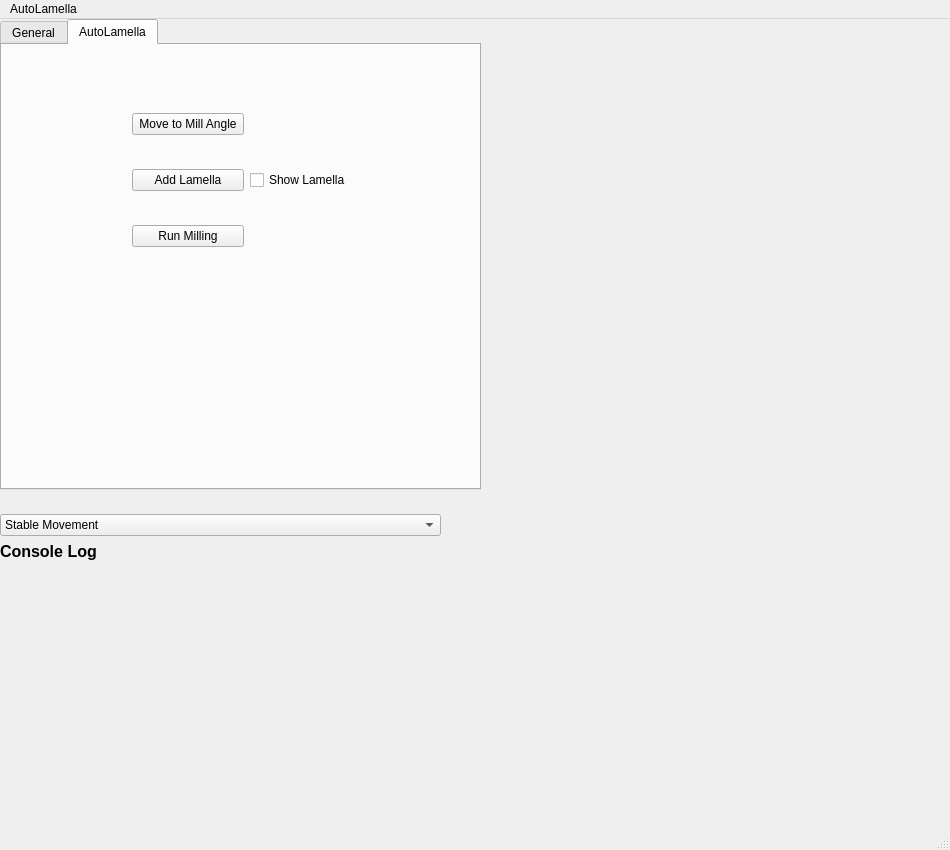
Old version of the form UI.ui in the repository DeMarcoLab/autolamella.
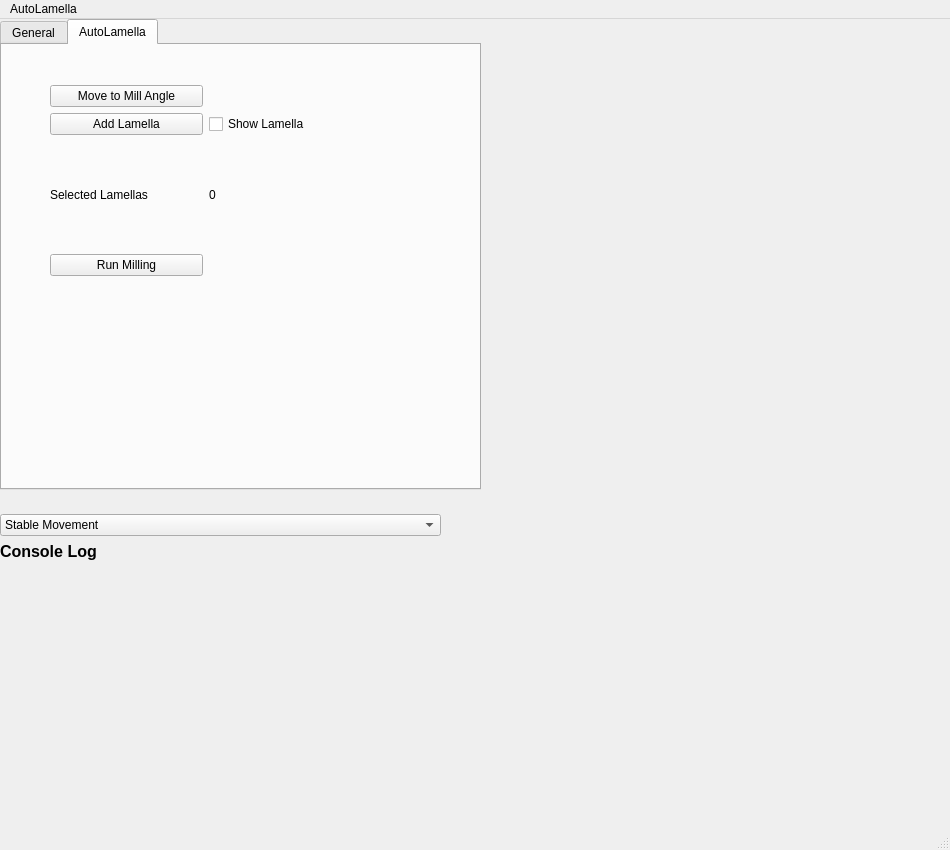
New version of the form. The open tabs and pages were chosen to show the change.

Commit message: added minium hfw

Diff of the .ui file:
```diff
--- a/UI.ui
+++ b/UI.ui
@@ -136,9 +136,9 @@
      <widget class="QWidget" name="gridLayoutWidget">
       <property name="geometry">
        <rect>
-        <x>130</x>
+        <x>48</x>
         <y>40</y>
-        <width>229</width>
+        <width>311</width>
         <height>191</height>
        </rect>
       </property>
@@ -150,7 +150,7 @@
          </property>
         </widget>
        </item>
-       <item row="2" column="0">
+       <item row="3" column="0">
         <widget class="QPushButton" name="pushButton_3">
          <property name="text">
           <string>Run Milling</string>
@@ -171,6 +171,20 @@
          </property>
         </widget>
        </item>
+       <item row="2" column="0">
+        <widget class="QLabel" name="label">
+         <property name="text">
+          <string>Selected Lamellas</string>
+         </property>
+        </widget>
+       </item>
+       <item row="2" column="1">
+        <widget class="QLabel" name="label_2">
+         <property name="text">
+          <string>0</string>
+         </property>
+        </widget>
+       </item>
       </layout>
      </widget>
     </widget>
```
Left out of the diff: 5 changed lines with no effect on the pictures. The commit also changes 1 other file.
